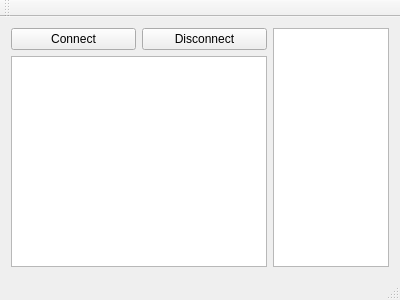
Mandros7/EOG-Application, file BluetoothReader.ui: the form before one commit.
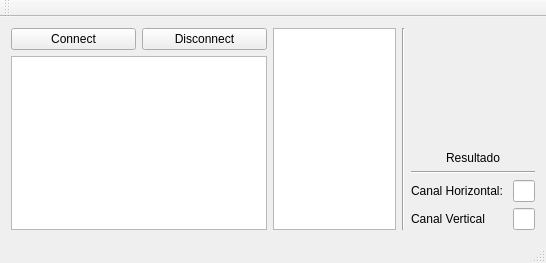
The form after the commit.

Diff of the .ui file:
```diff
--- a/BluetoothReader.ui
+++ b/BluetoothReader.ui
@@ -6,8 +6,8 @@
    <rect>
     <x>0</x>
     <y>0</y>
-    <width>400</width>
-    <height>300</height>
+    <width>546</width>
+    <height>263</height>
    </rect>
   </property>
   <property name="windowTitle">
@@ -57,6 +57,68 @@
       </property>
      </widget>
     </item>
+    <item>
+     <widget class="Line" name="line">
+      <property name="orientation">
+       <enum>Qt::Vertical</enum>
+      </property>
+     </widget>
+    </item>
+    <item>
+     <layout class="QVBoxLayout" name="verticalLayout">
+      <item>
+       <spacer name="verticalSpacer">
+        <property name="orientation">
+         <enum>Qt::Vertical</enum>
+        </property>
+        <property name="sizeHint" stdset="0">
+         <size>
+          <width>20</width>
+          <height>40</height>
+         </size>
+        </property>
+       </spacer>
+      </item>
+      <item alignment="Qt::AlignHCenter">
+       <widget class="QLabel" name="resultsLabel">
+        <property name="text">
+         <string>Resultado</string>
+        </property>
+       </widget>
+      </item>
+      <item>
+       <widget class="Line" name="line_2">
+        <property name="orientation">
+         <enum>Qt::Horizontal</enum>
+        </property>
+       </widget>
+      </item>
+      <item>
+       <layout class="QGridLayout" name="gridLayout">
+        <item row="0" column="0">
+         <widget class="QLabel" name="hChannelLabel">
+          <property name="text">
+           <string>Canal Horizontal: </string>
+          </property>
+         </widget>
+        </item>
+        <item row="1" column="0">
+         <widget class="QLabel" name="vChannelLabel">
+          <property name="text">
+           <string>Canal Vertical</string>
+          </property>
+         </widget>
+        </item>
+        <item row="0" column="1">
+         <widget class="QLineEdit" name="horizontalLineEdit"/>
+        </item>
+        <item row="1" column="1">
+         <widget class="QLineEdit" name="verticalLineEdit"/>
+        </item>
+       </layout>
+      </item>
+     </layout>
+    </item>
    </layout>
   </widget>
   <widget class="QMenuBar" name="menuBar">
```
Left out of the diff: 2 changed lines with no effect on the pictures.
